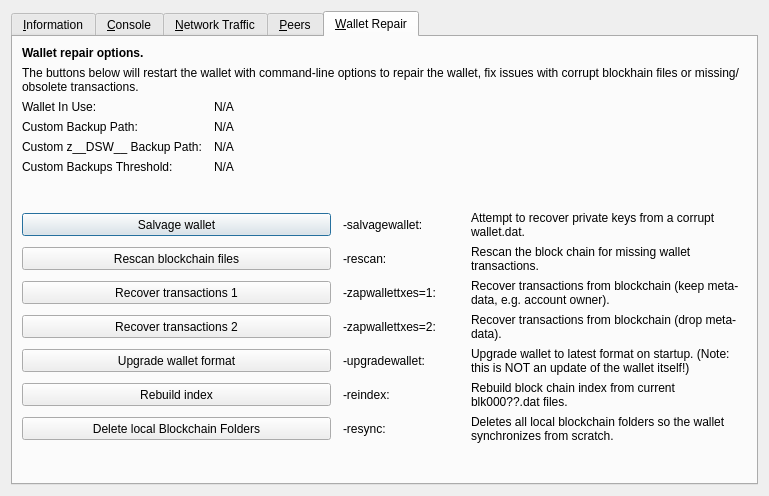
Above: src/qt/forms/rpcconsole.ui from decenomy/DSW before the change. Below: the same form after it.
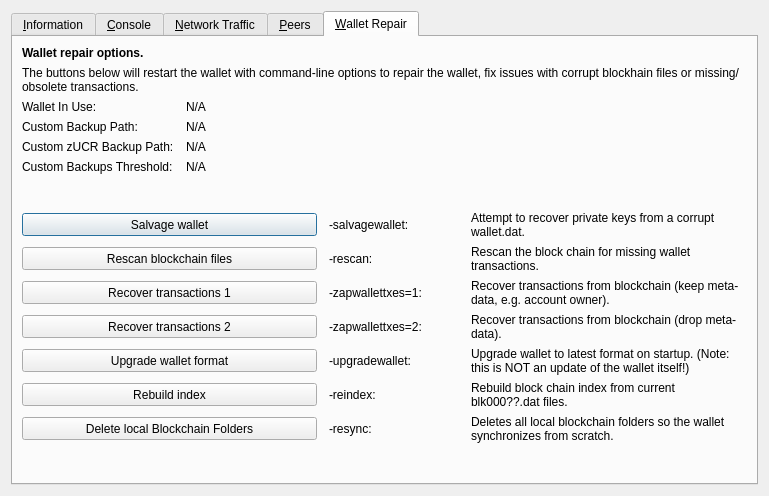
That is the form after the change. The open tabs and pages were chosen to show the change. Icons and pictures are not drawn. Custom widgets are drawn as their Qt base class.

Patch:
```diff
--- a/src/qt/forms/rpcconsole.ui
+++ b/src/qt/forms/rpcconsole.ui
@@ -1333,7 +1333,7 @@
           <bool>false</bool>
          </property>
          <property name="text">
-          <string>Custom z__DSW__ Backup Path:</string>
+          <string>Custom zUCR Backup Path:</string>
          </property>
         </widget>
        </item>
```
Left out of the diff: 2 changed lines with no effect on the pictures.
